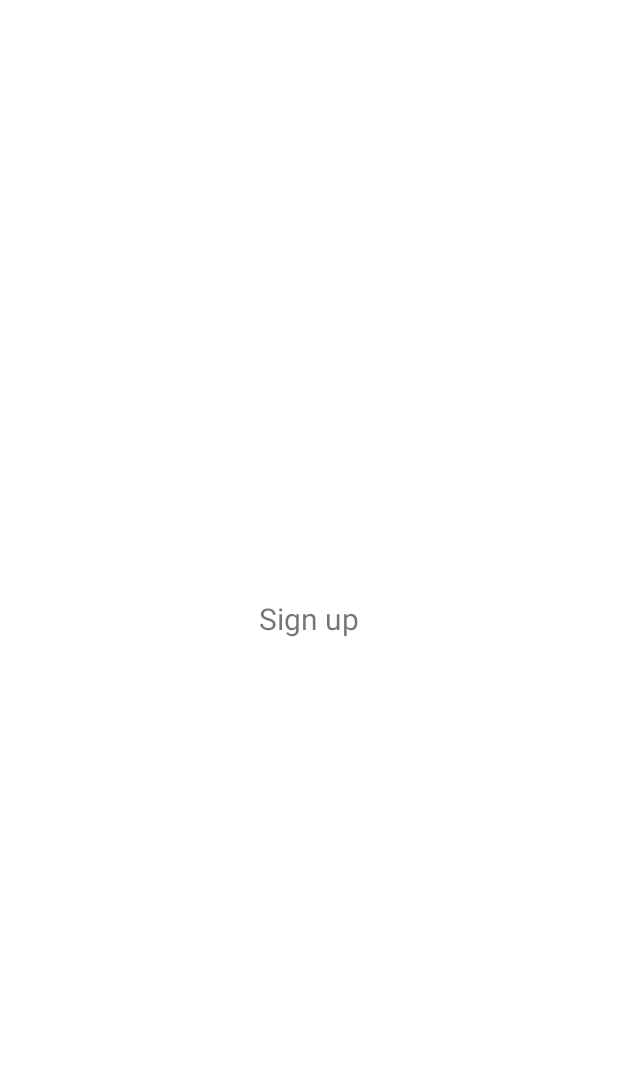
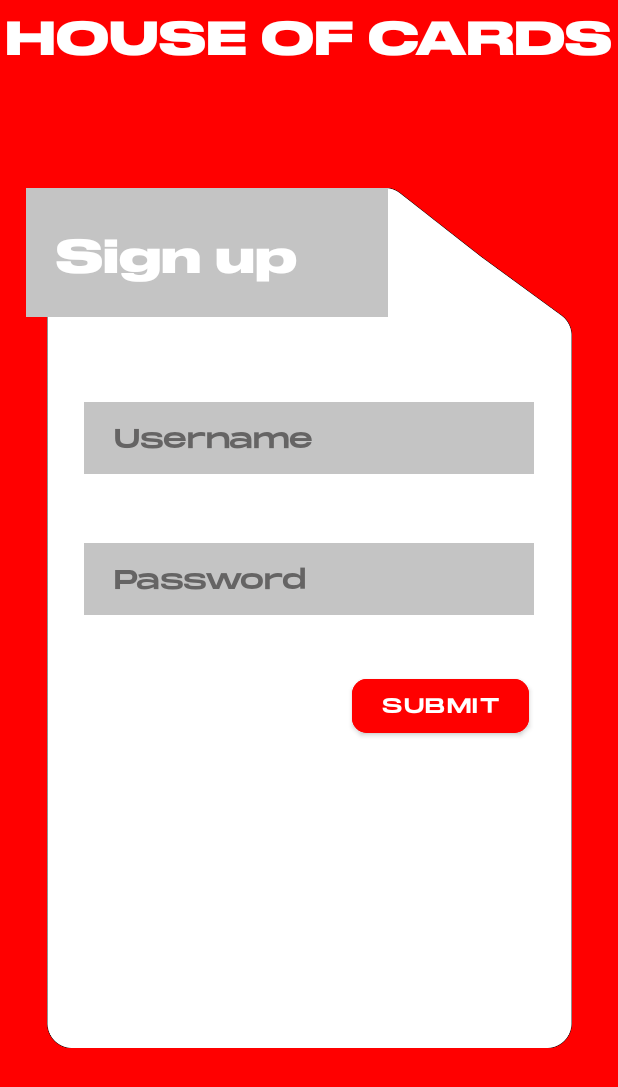
Before and after one commit to ycstevenwong/Team4_CA_Mobile, an Android app: the sign_up screen opened directly, with no data from a screen before it, on a phone screen of 412 x 824 dp. Before the commit the part shown is almost empty. Shown: the top 1087 px of the screen. Run offline under Robolectric (Android 15) with nearby library versions, the phone set to English and light mode, and no system bars.

```diff
--- a/app/src/main/java/com/example/team4_ca_mobile/sign_up.java
+++ b/app/src/main/java/com/example/team4_ca_mobile/sign_up.java
@@ -2,13 +2,40 @@ package com.example.team4_ca_mobile;
 
 import androidx.appcompat.app.AppCompatActivity;
 
+import android.content.Intent;
+import android.content.SharedPreferences;
 import android.os.Bundle;
+import android.view.View;
+import android.widget.Button;
+import android.widget.EditText;
+import android.widget.TextView;
 
-public class sign_up extends AppCompatActivity {
-
+public class sign_up extends AppCompatActivity implements View.OnClickListener {
+    EditText username;
+    EditText password;
+    Button submit;
+    SharedPreferences pref;
     @Override
     protected void onCreate(Bundle savedInstanceState) {
         super.onCreate(savedInstanceState);
         setContentView(R.layout.activity_sign_up);
+        pref = getSharedPreferences("signup",MODE_PRIVATE);
+        username = findViewById(R.id.signUpUsernameEditText);
+        password = findViewById(R.id.signUpPasswordEditText);
+        submit = findViewById(R.id.signUpBtn);
+        submit.setOnClickListener(this);
+    }
+
+    @Override
+    public void onClick(View v) {
+        int id = v.getId();
+        if(id == R.id.signUpBtn){
+            SharedPreferences.Editor editor = pref.edit();
+            editor.putString("signUpUsername",username.getText().toString());
+            editor.putString("signUpPassword",password.getText().toString());
+            editor.commit();
+            Intent intent = new Intent(this,MainActivity.class);
+            startActivity(intent);
+        }
     }
 }
--- a/app/src/main/res/layout/activity_sign_up.xml
+++ b/app/src/main/res/layout/activity_sign_up.xml
@@ -4,15 +4,90 @@
     xmlns:tools="http://schemas.android.com/tools"
     android:layout_width="match_parent"
     android:layout_height="match_parent"
-    tools:context=".sign_up">
+    tools:context=".sign_up"
+    android:background="@color/red">
 
+    <ImageView
+        android:layout_width="350dp"
+        android:layout_height="600dp"
+        android:src="@drawable/signup_login"
+        app:layout_constraintTop_toTopOf="parent"
+        app:layout_constraintBottom_toBottomOf="parent"
+        app:layout_constraintRight_toRightOf="parent"
+        app:layout_constraintLeft_toLeftOf="parent"
+        android:id="@+id/signUpImg"
+        />
     <TextView
         android:layout_width="wrap_content"
         android:layout_height="wrap_content"
         app:layout_constraintTop_toTopOf="parent"
-        app:layout_constraintBottom_toBottomOf="parent"
+        app:layout_constraintRight_toRightOf="parent"
+        app:layout_constraintLeft_toLeftOf="parent"
+        android:text="@string/house_of_cards"
+        android:textSize="30sp"
+        android:fontFamily="@font/druk_wide_bold"
+        android:textColor="@color/white"/>
+    <TextView
+        android:layout_width="wrap_content"
+        android:layout_height="wrap_content"
+        app:layout_constraintTop_toTopOf="parent"
+        android:layout_marginTop="125dp"
+        android:layout_marginLeft="-10dp"
         app:layout_constraintLeft_toLeftOf="parent"
         app:layout_constraintRight_toRightOf="parent"
+        app:layout_constraintHorizontal_bias="0.15"
         android:text="@string/sign_up"
-        android:textSize="20dp"/>
+        android:textSize="30sp"
+        android:textColor="@color/white"
+        android:background="@color/gray"
+        android:paddingRight="60dp"
+        android:paddingLeft="20dp"
+        android:paddingVertical="20dp"
+        android:fontFamily="@font/druk_wide_bold"
+        android:id="@+id/signUpTxtView"/>
+
+    <EditText
+        android:layout_width="300dp"
+        android:layout_height="48dp"
+        app:layout_constraintTop_toBottomOf="@id/signUpTxtView"
+        app:layout_constraintBottom_toBottomOf="parent"
+        app:layout_constraintRight_toRightOf="parent"
+        app:layout_constraintLeft_toLeftOf="parent"
+        app:layout_constraintVertical_bias="0.1"
+        android:paddingLeft="20dp"
+        android:id="@+id/signUpUsernameEditText"
+        android:text="@string/username"
+        android:background="@color/gray"
+        android:textColor="@color/light_dark"
+        android:fontFamily="@font/monument_extended"/>
+    <EditText
+        android:layout_width="300dp"
+        android:layout_height="48dp"
+        app:layout_constraintTop_toBottomOf="@id/signUpUsernameEditText"
+        app:layout_constraintBottom_toBottomOf="parent"
+        app:layout_constraintRight_toRightOf="parent"
+        app:layout_constraintLeft_toLeftOf="parent"
+        app:layout_constraintVertical_bias="0.1"
+        android:paddingLeft="20dp"
+        android:id="@+id/signUpPasswordEditText"
+        android:text="@string/password"
+        android:background="@color/gray"
+        android:textColor="@color/light_dark"
+        android:fontFamily="@font/monument_extended"/>/>
+    <Button
+        android:layout_width="wrap_content"
+        android:layout_height="wrap_content"
+        app:layout_constraintTop_toBottomOf="@id/signUpPasswordEditText"
+        app:layout_constraintRight_toRightOf="parent"
+        app:layout_constraintLeft_toLeftOf="parent"
+        app:layout_constraintBottom_toBottomOf="parent"
+        app:layout_constraintVertical_bias="0.1"
+        android:layout_marginLeft="175dp"
+        android:backgroundTint="@color/red"
+        android:fontFamily="@font/monument_extended"
+        android:textColor="@color/white"
+        android:paddingHorizontal="20dp"
+        android:text="@string/submit"
+        android:id="@+id/signUpBtn"
+        app:cornerRadius="10dp"/>
 </androidx.constraintlayout.widget.ConstraintLayout>
--- a/app/src/main/res/values/colors.xml
+++ b/app/src/main/res/values/colors.xml
@@ -9,4 +9,6 @@
     <color name="white">#FFFFFFFF</color>
     <color name="red">#FF0000</color>
     <color name="darkRed">#741D1D</color>
+    <color name="gray">#C4C4C4</color>
+    <color name="light_dark">#656464</color>
 </resources>
--- a/app/src/main/res/values/strings.xml
+++ b/app/src/main/res/values/strings.xml
@@ -3,4 +3,7 @@
     <string name="house_of_cards">HOUSE OF CARDS</string>
     <string name="login">LOGIN</string>
     <string name="sign_up">Sign up</string>
+    <string name="username">Username</string>
+    <string name="password">Password</string>
+    <string name="submit">Submit</string>
 </resources>
```
Also changed, not shown: app/src/main/res/drawable-v24/signup_login.png (added), 3 other files.
